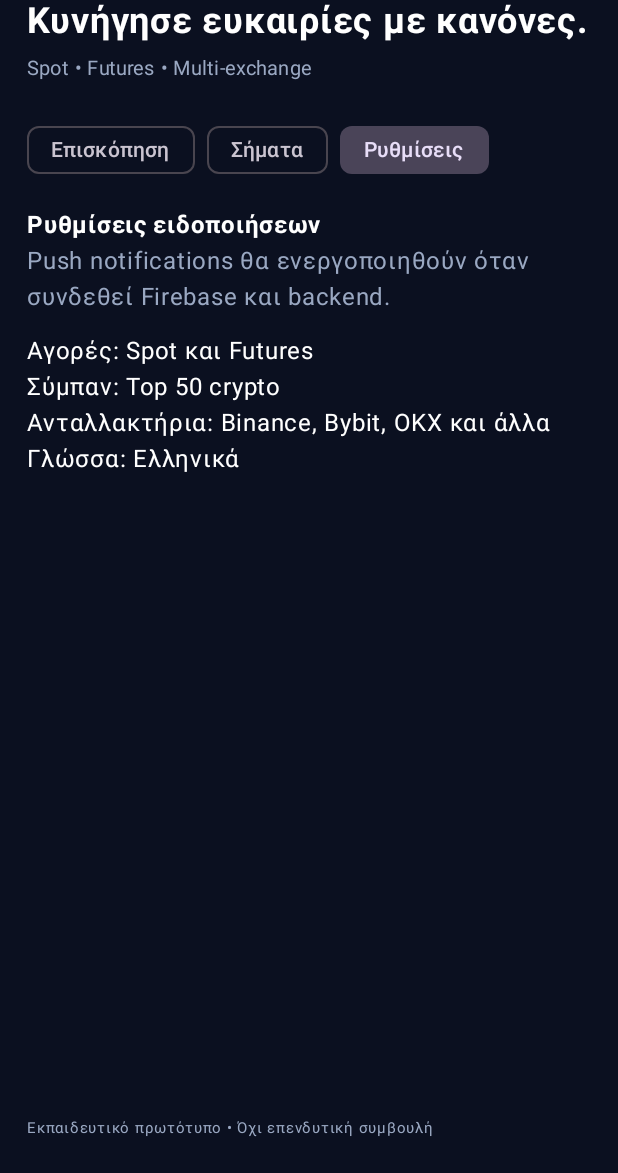
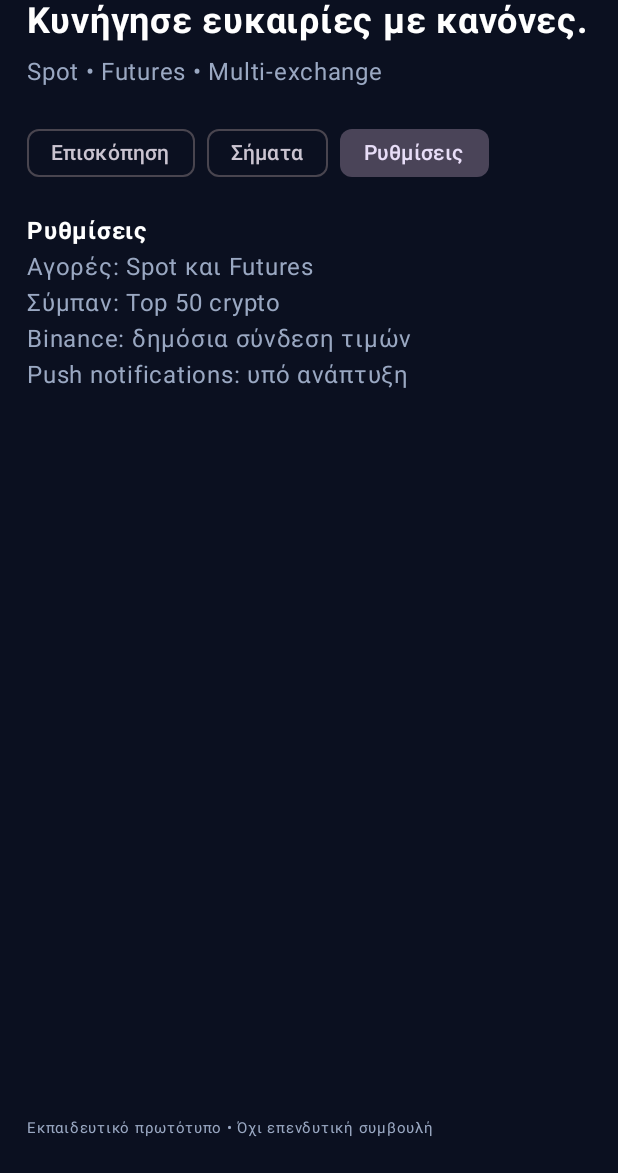
Before and after one commit to SACON1/CryptoHunterAI, an Android app built with Jetpack Compose: the screen it shows after launch (MainActivity), after a tap on "Ρυθμίσεις", on a phone screen of 412 x 824 dp, the part 63-1236 px from its top. Run offline under Robolectric (Android 15) with nearby library versions, the phone set to English and light mode, and no system bars; 2 other taps on this screen came first.

Commit message:
Implement live Bitcoin price updates and UI enhancements
Added live Bitcoin price fetching with error handling and updated UI elements for better readability.

```diff
--- a/app/src/main/java/gr/cryptohunter/ai/MainActivity.kt
+++ b/app/src/main/java/gr/cryptohunter/ai/MainActivity.kt
@@ -1,3 +1,4 @@
+
 package gr.cryptohunter.ai
 
 import android.os.Bundle
@@ -15,6 +16,7 @@ import androidx.compose.ui.graphics.Color
 import androidx.compose.ui.text.font.FontWeight
 import androidx.compose.ui.unit.dp
 import androidx.compose.ui.unit.sp
+import kotlinx.coroutines.delay
 
 private val Bg = Color(0xFF0B1020)
 private val Panel = Color(0xFF151D31)
@@ -41,6 +43,20 @@ class MainActivity : ComponentActivity() {
 @Composable
 fun CryptoHunterApp() {
     var tab by remember { mutableStateOf("Επισκόπηση") }
+    var btcPrice by remember { mutableStateOf("Φόρτωση...") }
+    var connection by remember { mutableStateOf("Σύνδεση...") }
+
+    LaunchedEffect(Unit) {
+        while (true) {
+            try {
+                btcPrice = BinanceApi.getBitcoinPrice()
+                connection = "Συνδεδεμένο με Binance"
+            } catch (e: Exception) {
+                connection = "Αποτυχία σύνδεσης"
+            }
+            delay(30_000)
+        }
+    }
 
     val demoSignals = listOf(
         Signal("BTC/USDT", "Binance", "Spot", "BUY", 86, "4H", "ΔΕΙΓΜΑ"),
@@ -58,27 +74,17 @@ fun CryptoHunterApp() {
         )
     ) {
         Column(
-            Modifier
-                .fillMaxSize()
-                .background(Bg)
-                .padding(18.dp)
+            Modifier.fillMaxSize().background(Bg).padding(18.dp)
         ) {
-            Text(
-                "CRYPTO HUNTER AI",
-                color = Green,
-                fontSize = 13.sp,
-                fontWeight = FontWeight.Bold
-            )
+            Text("CRYPTO HUNTER AI", color = Green,
+                fontSize = 13.sp, fontWeight = FontWeight.Bold)
 
-            Text(
-                "Κυνήγησε ευκαιρίες με κανόνες.",
-                color = Color.White,
-                fontSize = 24.sp,
-                fontWeight = FontWeight.Bold
-            )
+            Text("Κυνήγησε ευκαιρίες με κανόνες.",
+                color = Color.White, fontSize = 24.sp,
+                fontWeight = FontWeight.Bold)
 
-            Spacer(Modifier.height(6.dp))
-            Text("Spot • Futures • Multi-exchange", color = Muted, fontSize = 13.sp)
+            Spacer(Modifier.height(8.dp))
+            Text("Spot • Futures • Multi-exchange", color = Muted)
 
             Spacer(Modifier.height(18.dp))
 
@@ -92,65 +98,54 @@ fun CryptoHunterApp() {
                 }
             }
 
-            Spacer(Modifier.height(14.dp))
+            Spacer(Modifier.height(16.dp))
 
             when (tab) {
                 "Επισκόπηση" -> {
                     Card(
-                        colors = CardDefaults.cardColors(containerColor = Panel),
-                        shape = RoundedCornerShape(18.dp)
+                        colors = CardDefaults.cardColors(containerColor = Panel)
                     ) {
                         Column(Modifier.padding(16.dp)) {
-                            Text("Κατάσταση σαρωτή", color = Muted)
+                            Text("BITCOIN LIVE PRICE", color = Muted)
                             Text(
-                                "Πρωτότυπο περιβάλλον",
+                                "$$btcPrice USDT",
                                 color = Green,
-                                fontSize = 21.sp,
+                                fontSize = 27.sp,
                                 fontWeight = FontWeight.Bold
                             )
-                            Text(
-                                "Η ζωντανή σύνδεση με ανταλλακτήρια δεν έχει ενεργοποιηθεί.",
-                                color = Muted,
-                                fontSize = 12.sp
-                            )
+                            Text(connection, color = Muted, fontSize = 12.sp)
+                            Text("Ανανέωση κάθε 30 δευτερόλεπτα",
+                                color = Muted, fontSize = 11.sp)
                         }
                     }
 
-                    Spacer(Modifier.height(14.dp))
-                    Text("Στρατηγική ανάλυσης", color = Color.White, fontWeight = FontWeight.Bold)
-                    Text(
-                        "EMA • RSI • MACD • Όγκος • Support/Resistance • Επιβεβαίωση πολλαπλών χρονικών πλαισίων",
-                        color = Muted,
-                        fontSize = 13.sp
-                    )
+                    Spacer(Modifier.height(16.dp))
+                    Text("Στρατηγική ανάλυσης",
+                        color = Color.White, fontWeight = FontWeight.Bold)
+                    Text("EMA • RSI • MACD • Όγκος • Support/Resistance",
+                        color = Muted, fontSize = 13.sp)
 
-                    Spacer(Modifier.height(14.dp))
-                    Text("Ενδεικτικά σήματα", color = Color.White, fontWeight = FontWeight.Bold)
+                    Spacer(Modifier.height(16.dp))
+                    Text("Ενδεικτικά σήματα",
+                        color = Color.White, fontWeight = FontWeight.Bold)
                     SignalList(demoSignals)
                 }
 
                 "Σήματα" -> SignalList(demoSignals)
 
                 else -> {
-                    Text("Ρυθμίσεις ειδοποιήσεων", color = Color.White, fontWeight = FontWeight.Bold)
-                    Text(
-                        "Push notifications θα ενεργοποιηθούν όταν συνδεθεί Firebase και backend.",
-                        color = Muted
-                    )
-                    Spacer(Modifier.height(12.dp))
-                    Text("Αγορές: Spot και Futures", color = Color.White)
-                    Text("Σύμπαν: Top 50 crypto", color = Color.White)
-                    Text("Ανταλλακτήρια: Binance, Bybit, OKX και άλλα", color = Color.White)
-                    Text("Γλώσσα: Ελληνικά", color = Color.White)
+                    Text("Ρυθμίσεις", color = Color.White,
+                        fontWeight = FontWeight.Bold)
+                    Text("Αγορές: Spot και Futures", color = Muted)
+                    Text("Σύμπαν: Top 50 crypto", color = Muted)
+                    Text("Binance: δημόσια σύνδεση τιμών", color = Muted)
+                    Text("Push notifications: υπό ανάπτυξη", color = Muted)
                 }
             }
 
             Spacer(Modifier.weight(1f))
-            Text(
-                "Εκπαιδευτικό πρωτότυπο • Όχι επενδυτική συμβουλή",
-                color = Muted,
-                fontSize = 10.sp
-            )
+            Text("Εκπαιδευτικό πρωτότυπο • Όχι επενδυτική συμβουλή",
+                color = Muted, fontSize = 10.sp)
         }
     }
 }
@@ -168,25 +163,17 @@ fun SignalList(signals: List<Signal>) {
                         Modifier.fillMaxWidth(),
                         horizontalArrangement = Arrangement.SpaceBetween
                     ) {
-                        Text(s.symbol, color = Color.White, fontWeight = FontWeight.Bold)
-                        Text(
-                            s.direction,
-                            color = if (s.direction == "BUY") Green else Color(0xFFFFC857),
-                            fontWeight = FontWeight.Bold
-                        )
+                        Text(s.symbol, color = Color.White,
+                            fontWeight = FontWeight.Bold)
+                        Text(s.direction,
+                            color = if (s.direction == "BUY") Green
+                            else Color(0xFFFFC857),
+                            fontWeight = FontWeight.Bold)
                     }
-
-                    Spacer(Modifier.height(5.dp))
-                    Text(
-                        "${s.venue} • ${s.market} • ${s.timeframe}",
-                        color = Muted,
-                        fontSize = 12.sp
-                    )
-                    Text(
-                        "Βαθμολογία: ${s.score}/100 • ${s.status}",
-                        color = Green,
-                        fontSize = 12.sp
-                    )
+                    Text("${s.venue} • ${s.market} • ${s.timeframe}",
+                        color = Muted, fontSize = 12.sp)
+                    Text("Βαθμολογία: ${s.score}/100 • ${s.status}",
+                        color = Green, fontSize = 12.sp)
                 }
             }
         }
```
